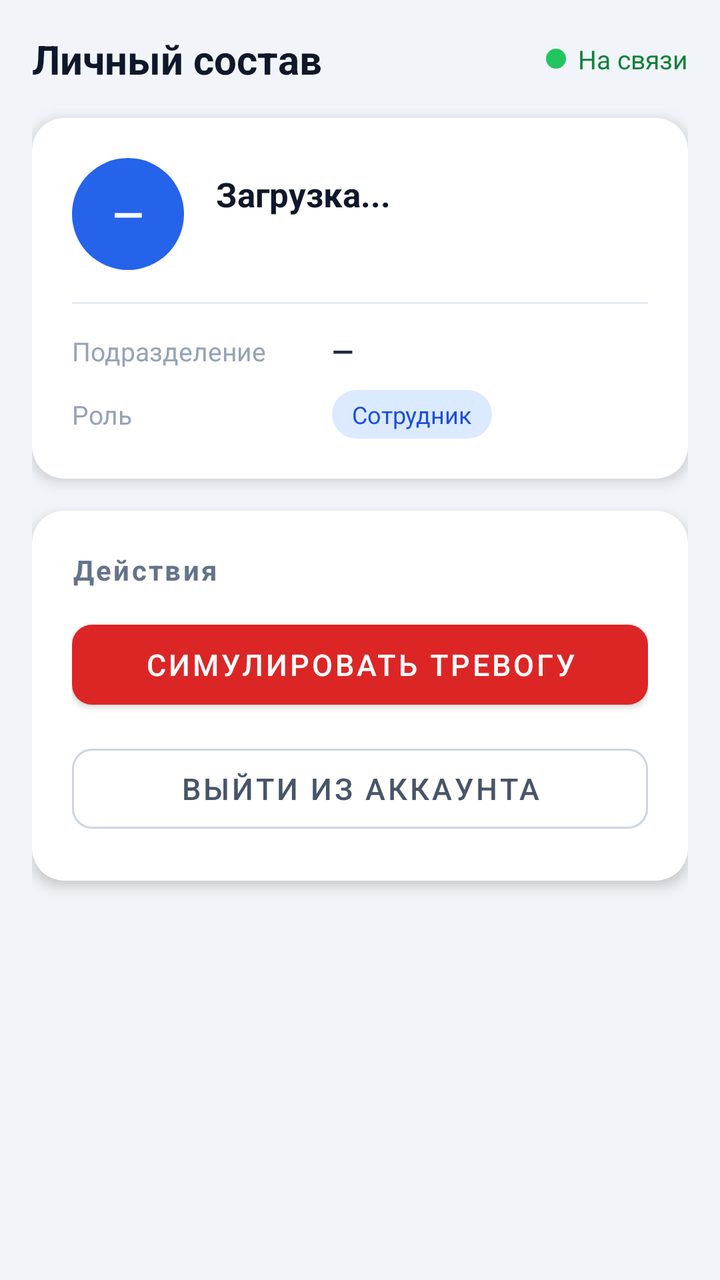
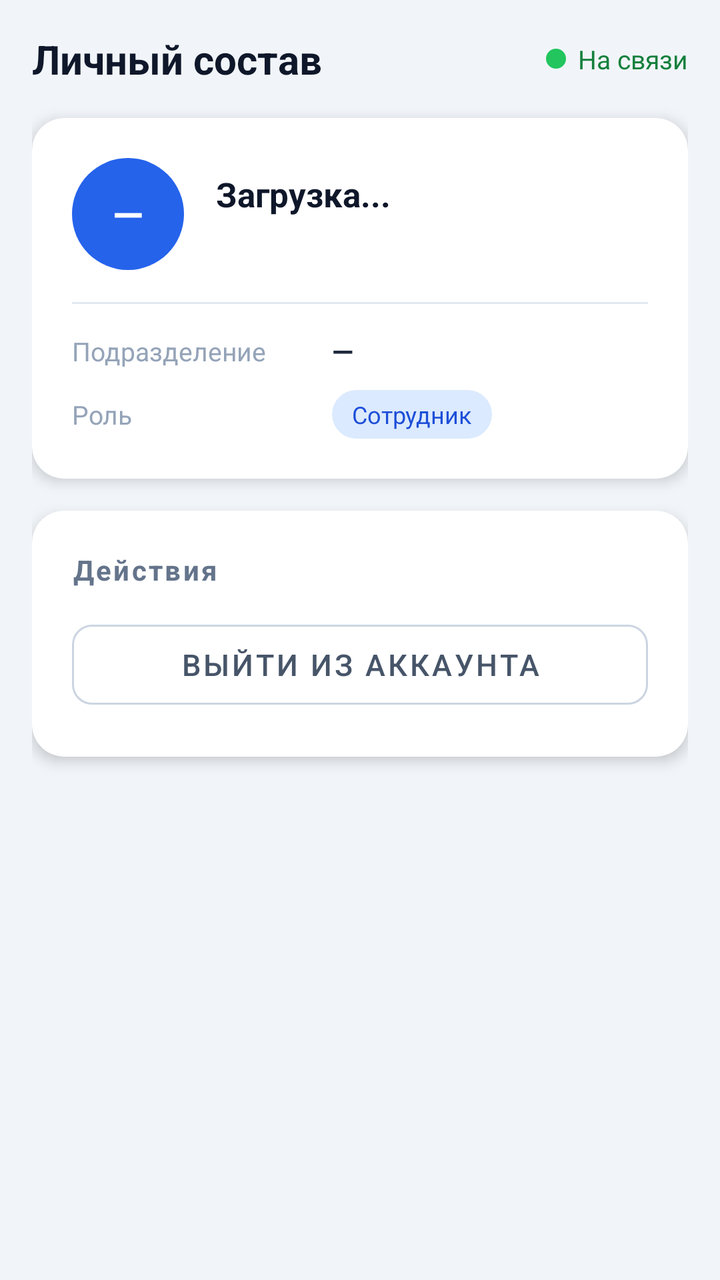

The first picture is an Android layout as it rendered before a commit; the second is the same layout after the commit. The layout source and the unified diff follow.
<!-- AndroidManifest.xml: application theme Theme.PersonnelAccounting -->
<!-- res/layout/activity_home.xml -->
<?xml version="1.0" encoding="utf-8"?>
<ScrollView
    xmlns:android="http://schemas.android.com/apk/res/android"
    xmlns:app="http://schemas.android.com/apk/res-auto"
    android:layout_width="match_parent"
    android:layout_height="match_parent"
    android:background="#F1F5F9">

    <LinearLayout
        android:layout_width="match_parent"
        android:layout_height="wrap_content"
        android:orientation="vertical"
        android:padding="16dp">

        
        <LinearLayout
            android:layout_width="match_parent"
            android:layout_height="wrap_content"
            android:orientation="horizontal"
            android:gravity="center_vertical"
            android:layout_marginBottom="16dp">

            <TextView
                android:layout_width="0dp"
                android:layout_height="wrap_content"
                android:layout_weight="1"
                android:text="Личный состав"
                android:textSize="20sp"
                android:textStyle="bold"
                android:textColor="#0F172A" />

            
            <View
                android:id="@+id/statusDot"
                android:layout_width="10dp"
                android:layout_height="10dp"
                android:layout_marginEnd="6dp"
                android:background="@drawable/dot_green" />

            <TextView
                android:id="@+id/statusLabel"
                android:layout_width="wrap_content"
                android:layout_height="wrap_content"
                android:text="На связи"
                android:textSize="13sp"
                android:textColor="#15803D" />

        </LinearLayout>

        
        <androidx.cardview.widget.CardView
            android:layout_width="match_parent"
            android:layout_height="wrap_content"
            app:cardCornerRadius="16dp"
            app:cardElevation="4dp"
            android:layout_marginBottom="16dp">

            <LinearLayout
                android:layout_width="match_parent"
                android:layout_height="wrap_content"
                android:orientation="vertical"
                android:padding="20dp">

                
                <LinearLayout
                    android:layout_width="match_parent"
                    android:layout_height="wrap_content"
                    android:orientation="horizontal"
                    android:gravity="center_vertical"
                    android:layout_marginBottom="16dp">

                    
                    <FrameLayout
                        android:layout_width="56dp"
                        android:layout_height="56dp"
                        android:layout_marginEnd="16dp">

                        <View
                            android:layout_width="56dp"
                            android:layout_height="56dp"
                            android:background="@drawable/avatar_bg" />

                        <TextView
                            android:id="@+id/avatarInitials"
                            android:layout_width="match_parent"
                            android:layout_height="match_parent"
                            android:gravity="center"
                            android:text="—"
                            android:textSize="20sp"
                            android:textStyle="bold"
                            android:textColor="#FFFFFF" />

                    </FrameLayout>

                    <LinearLayout
                        android:layout_width="0dp"
                        android:layout_height="wrap_content"
                        android:layout_weight="1"
                        android:orientation="vertical">

                        <TextView
                            android:id="@+id/fullName"
                            android:layout_width="wrap_content"
                            android:layout_height="wrap_content"
                            android:text="Загрузка..."
                            android:textSize="17sp"
                            android:textStyle="bold"
                            android:textColor="#0F172A" />

                        <TextView
                            android:id="@+id/rankPosition"
                            android:layout_width="wrap_content"
                            android:layout_height="wrap_content"
                            android:text=" "
                            android:textSize="13sp"
                            android:textColor="#64748B"
                            android:layout_marginTop="2dp" />

                    </LinearLayout>

                </LinearLayout>

                
                <View
                    android:layout_width="match_parent"
                    android:layout_height="1dp"
                    android:background="#E2E8F0"
                    android:layout_marginBottom="14dp" />

                
                <LinearLayout
                    android:layout_width="match_parent"
                    android:layout_height="wrap_content"
                    android:orientation="horizontal"
                    android:gravity="center_vertical"
                    android:layout_marginBottom="10dp">

                    <TextView
                        android:layout_width="130dp"
                        android:layout_height="wrap_content"
                        android:text="Подразделение"
                        android:textSize="13sp"
                        android:textColor="#94A3B8" />

                    <TextView
                        android:id="@+id/unitName"
                        android:layout_width="0dp"
                        android:layout_height="wrap_content"
                        android:layout_weight="1"
                        android:text="—"
                        android:textSize="14sp"
                        android:textStyle="bold"
                        android:textColor="#1E293B" />

                </LinearLayout>

                
                <LinearLayout
                    android:layout_width="match_parent"
                    android:layout_height="wrap_content"
                    android:orientation="horizontal"
                    android:gravity="center_vertical">

                    <TextView
                        android:layout_width="130dp"
                        android:layout_height="wrap_content"
                        android:text="Роль"
                        android:textSize="13sp"
                        android:textColor="#94A3B8" />

                    <TextView
                        android:id="@+id/roleBadge"
                        android:layout_width="wrap_content"
                        android:layout_height="wrap_content"
                        android:text="Сотрудник"
                        android:textSize="12sp"
                        android:textColor="#1D4ED8"
                        android:background="@drawable/badge_bg"
                        android:paddingHorizontal="10dp"
                        android:paddingVertical="4dp" />

                </LinearLayout>

            </LinearLayout>

        </androidx.cardview.widget.CardView>

        
        <androidx.cardview.widget.CardView
            android:layout_width="match_parent"
            android:layout_height="wrap_content"
            app:cardCornerRadius="16dp"
            app:cardElevation="4dp"
            android:layout_marginBottom="12dp">

            <LinearLayout
                android:layout_width="match_parent"
                android:layout_height="wrap_content"
                android:orientation="vertical"
                android:padding="20dp">

                <TextView
                    android:layout_width="wrap_content"
                    android:layout_height="wrap_content"
                    android:text="Действия"
                    android:textSize="14sp"
                    android:textColor="#64748B"
                    android:textStyle="bold"
                    android:letterSpacing="0.08"
                    android:layout_marginBottom="12dp" />

                <com.google.android.material.button.MaterialButton
                    android:id="@+id/simulateAlertButton"
                    android:layout_width="match_parent"
                    android:layout_height="52dp"
                    android:text="Симулировать тревогу"
                    android:textSize="15sp"
                    app:backgroundTint="#DC2626"
                    app:cornerRadius="10dp"
                    android:layout_marginBottom="10dp" />

                <com.google.android.material.button.MaterialButton
                    android:id="@+id/logoutButton"
                    android:layout_width="match_parent"
                    android:layout_height="52dp"
                    android:text="Выйти из аккаунта"
                    android:textSize="15sp"
                    style="@style/Widget.MaterialComponents.Button.OutlinedButton"
                    app:cornerRadius="10dp"
                    app:strokeColor="#CBD5E1"
                    android:textColor="#475569" />

            </LinearLayout>

        </androidx.cardview.widget.CardView>

        
        <ProgressBar
            android:id="@+id/loadingIndicator"
            android:layout_width="wrap_content"
            android:layout_height="wrap_content"
            android:layout_gravity="center_horizontal"
            android:visibility="gone" />

    </LinearLayout>

</ScrollView>
<!-- resources referenced by this layout -->
<resources>
  <!-- drawable avatar_bg (drawable) -->
  <?xml version="1.0" encoding="utf-8"?>
  <shape xmlns:android="http://schemas.android.com/apk/res/android"
      android:shape="oval">
      <solid android:color="#2563EB" />
  </shape>
  <!-- drawable badge_bg (drawable) -->
  <?xml version="1.0" encoding="utf-8"?>
  <shape xmlns:android="http://schemas.android.com/apk/res/android"
      android:shape="rectangle">
      <solid android:color="#DBEAFE" />
      <corners android:radius="20dp" />
  </shape>
  <!-- drawable dot_green (drawable) -->
  <?xml version="1.0" encoding="utf-8"?>
  <shape xmlns:android="http://schemas.android.com/apk/res/android"
      android:shape="oval">
      <solid android:color="#22C55E" />
  </shape>
  <style name="Theme.PersonnelAccounting" parent="Theme.MaterialComponents.DayNight.NoActionBar">
          <item name="colorPrimary">#2563EB</item>
          <item name="colorPrimaryVariant">#1D4ED8</item>
          <item name="colorOnPrimary">#FFFFFF</item>
          <item name="colorSecondary">#DC2626</item>
          <item name="colorSecondaryVariant">#B91C1C</item>
          <item name="colorOnSecondary">#FFFFFF</item>
      </style>
</resources>

<!-- the commit's change to res/layout/activity_home.xml (unified diff, before → after) -->
@@ -210,16 +210,6 @@
                     android:layout_marginBottom="12dp" />
 
                 <com.google.android.material.button.MaterialButton
-                    android:id="@+id/simulateAlertButton"
-                    android:layout_width="match_parent"
-                    android:layout_height="52dp"
-                    android:text="Симулировать тревогу"
-                    android:textSize="15sp"
-                    app:backgroundTint="#DC2626"
-                    app:cornerRadius="10dp"
-                    android:layout_marginBottom="10dp" />
-
-                <com.google.android.material.button.MaterialButton
                     android:id="@+id/logoutButton"
                     android:layout_width="match_parent"
                     android:layout_height="52dp"
